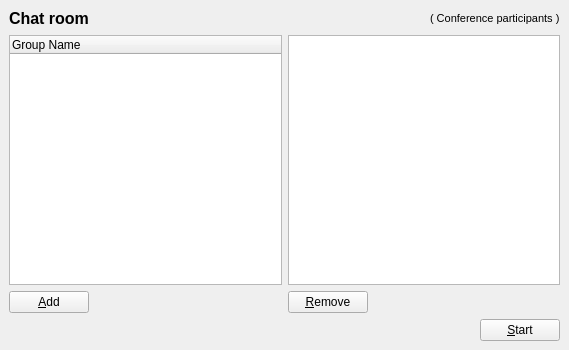
Old version of the form wengophone/src/presentation/qt/chat/ChatRoomInviteWidget.ui in the repository tkrotoff/WengoPhone.
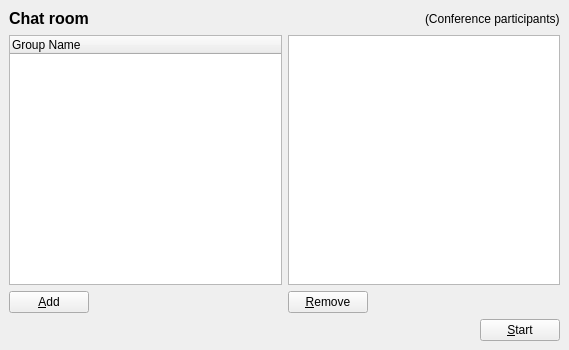
New version of the form.

What changed in the file:
```diff
--- a/wengophone/src/presentation/qt/chat/ChatRoomInviteWidget.ui
+++ b/wengophone/src/presentation/qt/chat/ChatRoomInviteWidget.ui
@@ -60,7 +60,7 @@
      <item>
       <widget class="QLabel" name="label_2" >
        <property name="text" >
-        <string>&lt;html>&lt;head>&lt;meta name="qrichtext" content="1" />&lt;/head>&lt;body style=" white-space: pre-wrap; font-family:MS Shell Dlg; font-size:8.25pt; font-weight:400; font-style:normal; text-decoration:none;">&lt;p style=" margin-top:0px; margin-bottom:0px; margin-left:0px; margin-right:0px; -qt-block-indent:0; text-indent:0px; font-size:8pt;">( Conference participants )&lt;/p>&lt;/body>&lt;/html></string>
+        <string>(Conference participants)</string>
        </property>
       </widget>
      </item>
```
